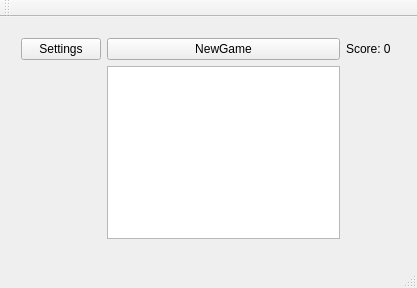
Before: the Qt Designer form mainwindow.ui in RobPiwowarek/PAIN_2048_QT, drawn with Qt 5.
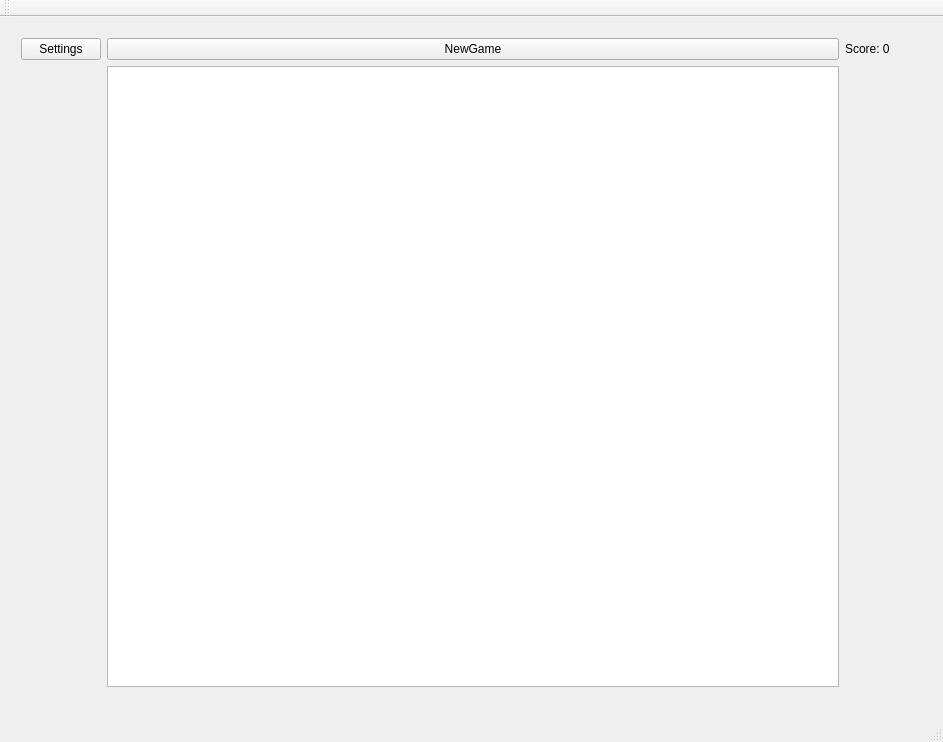
After: the same form once the commit is applied.

Diff of the .ui file:
```diff
--- a/mainwindow.ui
+++ b/mainwindow.ui
@@ -6,8 +6,8 @@
    <rect>
     <x>0</x>
     <y>0</y>
-    <width>417</width>
-    <height>288</height>
+    <width>943</width>
+    <height>742</height>
    </rect>
   </property>
   <property name="windowTitle">
@@ -19,8 +19,8 @@
      <rect>
       <x>10</x>
       <y>10</y>
-      <width>392</width>
-      <height>223</height>
+      <width>891</width>
+      <height>671</height>
      </rect>
     </property>
     <layout class="QGridLayout" name="gridLayout">
```
Left out of the diff: 2 changed lines with no effect on the pictures.
